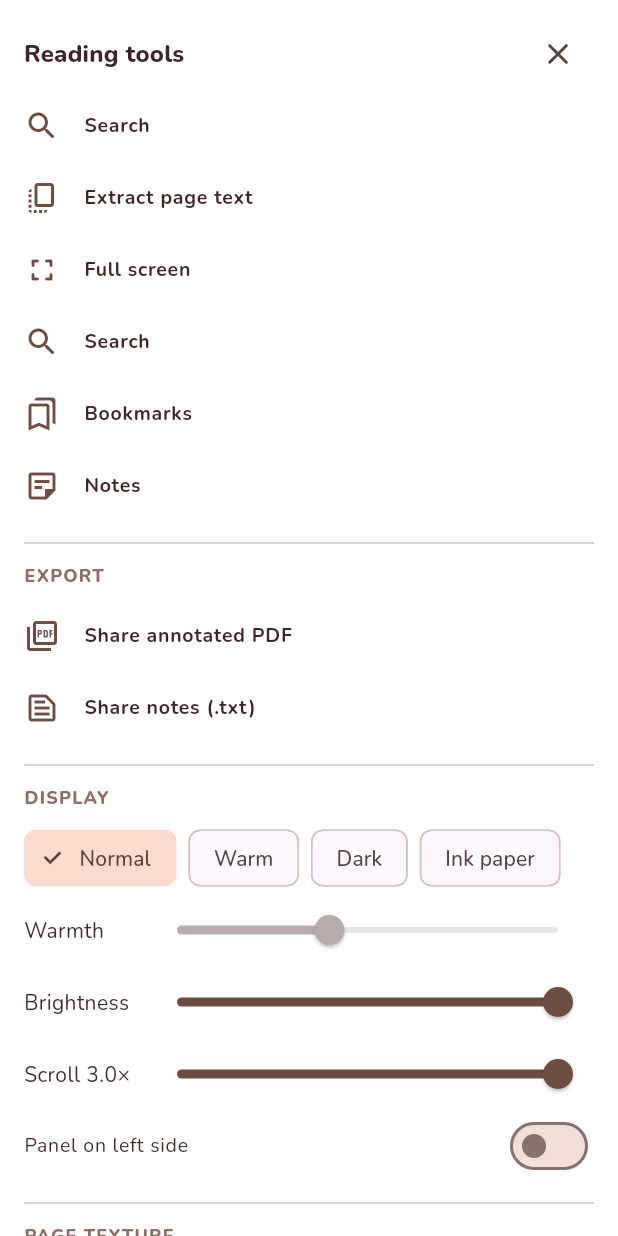
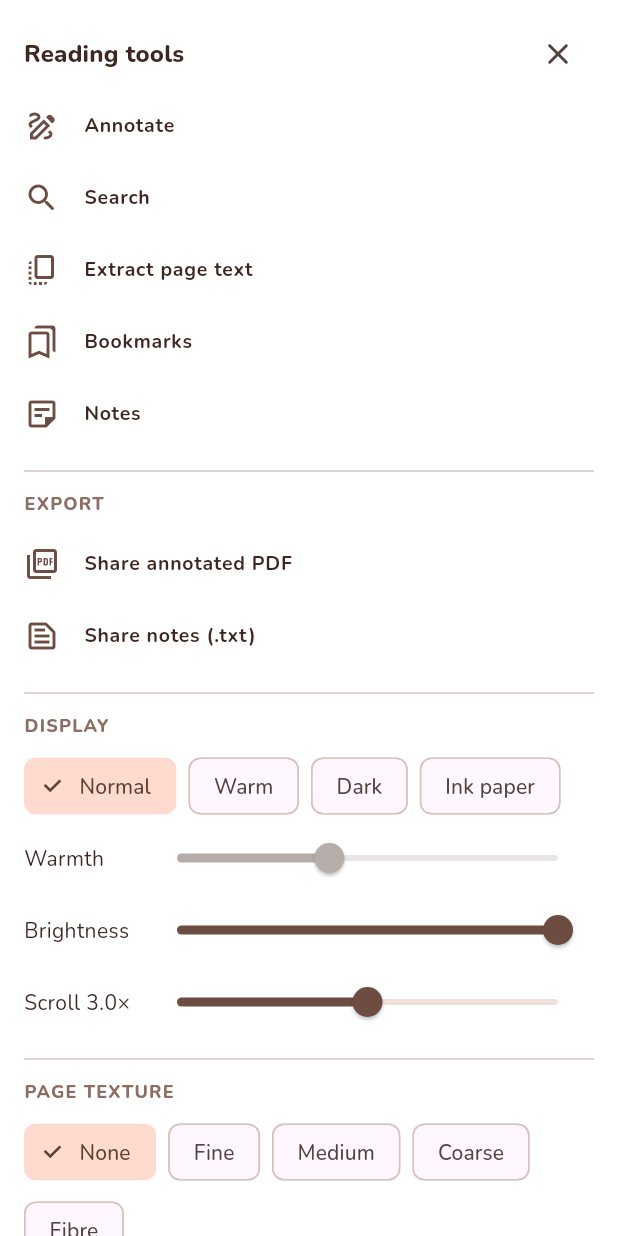
Before and after one commit to adipokkumar-del/edu-pdf-reader, a Flutter app: the SidePanel widget shown alone on an empty page, opened directly with empty values, on a phone screen of 412 x 824 dp. Run offline on Flutter 3.47's test engine with Material 3 defaults, Android fonts, the phone set to English and light mode, and no system bars; our stand-ins replace google_fonts, pdf, permission_handler, share_plus, shared_preferences; missing offline and left inert: pdfrx; accounts and stored records are empty.

Commit message:
Refactor SidePanel: Remove fullscreen option and update UI
Removed fullscreen functionality and adjusted scroll speed calculation. Updated comments and UI elements for clarity.

```diff
--- a/lib/presentation/widgets/side_panel.dart
+++ b/lib/presentation/widgets/side_panel.dart
@@ -11,7 +11,7 @@ String _clock(int seconds) {
   return '${two(seconds ~/ 60)}:${two(seconds % 60)}';
 }
 
-/// Right-hand sliding panel with reading tools.
+/// Sliding panel with reading tools.
 class SidePanel extends StatelessWidget {
   const SidePanel({
     super.key,
@@ -24,7 +24,6 @@ class SidePanel extends StatelessWidget {
     required this.onExportPdf,
     required this.onExportNotes,
     required this.onExtractText,
-    required this.onFullscreen,
   });
 
   final bool annotating;
@@ -36,7 +35,6 @@ class SidePanel extends StatelessWidget {
   final VoidCallback onExportPdf;
   final VoidCallback onExportNotes;
   final VoidCallback onExtractText;
-  final VoidCallback onFullscreen;
 
   static const _modeLabels = {
     ReadingMode.normal: 'Normal',
@@ -74,7 +72,6 @@ class SidePanel extends StatelessWidget {
         color: dark ? const Color(0xFF1B1411) : Colors.white,
         elevation: 12,
         child: SafeArea(
-          left: false,
           child: ListView(
             padding: const EdgeInsets.fromLTRB(16, 12, 16, 24),
             children: [
@@ -95,6 +92,11 @@ class SidePanel extends StatelessWidget {
                 ],
               ),
               _ActionTile(
+                icon: Icons.draw_outlined,
+                label: annotating ? 'Stop annotating' : 'Annotate',
+                onTap: onAnnotate,
+              ),
+              _ActionTile(
                 icon: Icons.search_rounded,
                 label: 'Search',
                 onTap: onSearch,
@@ -103,16 +105,6 @@ class SidePanel extends StatelessWidget {
                 icon: Icons.copy_all_rounded,
                 label: 'Extract page text',
                 onTap: onExtractText,
-              ),
-              _ActionTile(
-                icon: Icons.fullscreen_rounded,
-                label: 'Full screen',
-                onTap: onFullscreen,
-              ),
-              _ActionTile(
-                icon: Icons.search_rounded,
-                label: 'Search',
-                onTap: onSearch,
               ),
               _ActionTile(
                 icon: Icons.bookmarks_outlined,
@@ -163,15 +155,8 @@ class SidePanel extends StatelessWidget {
               ),
               _SliderRow(
                 label: 'Scroll ${s.scrollSpeed.toStringAsFixed(1)}×',
-                value: ((s.scrollSpeed - 1) / 2).clamp(0.0, 1.0),
-                onChanged: (v) => s.setScrollSpeed(1 + v * 2),
-              ),
-              SwitchListTile(
-                contentPadding: EdgeInsets.zero,
-                dense: true,
-                title: const Text('Panel on left side'),
-                value: s.panelLeft,
-                onChanged: s.setPanelLeft,
+                value: ((s.scrollSpeed - 1) / 4).clamp(0.0, 1.0),
+                onChanged: (v) => s.setScrollSpeed(1 + v * 4),
               ),
               const Divider(height: 28),
               const _Heading('Page texture'),
@@ -199,6 +184,16 @@ class SidePanel extends StatelessWidget {
               const Divider(height: 28),
               const _Heading('Focus'),
               const FocusTile(),
+              const SizedBox(height: 12),
+              const Text(
+                'Tip: long-press the round button and drag it anywhere. '
+                'Tap the page once to hide or show the bars.',
+                style: TextStyle(
+                  fontSize: 12,
+                  color: AppColors.textSecondary,
+                  height: 1.4,
+                ),
+              ),
             ],
           ),
         ),
```
